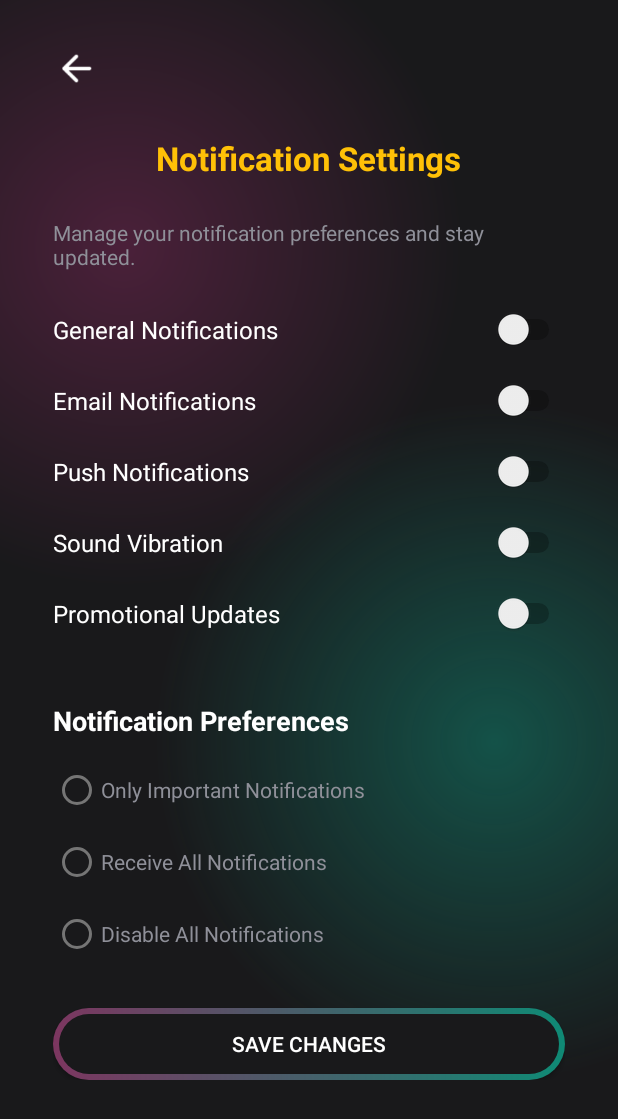
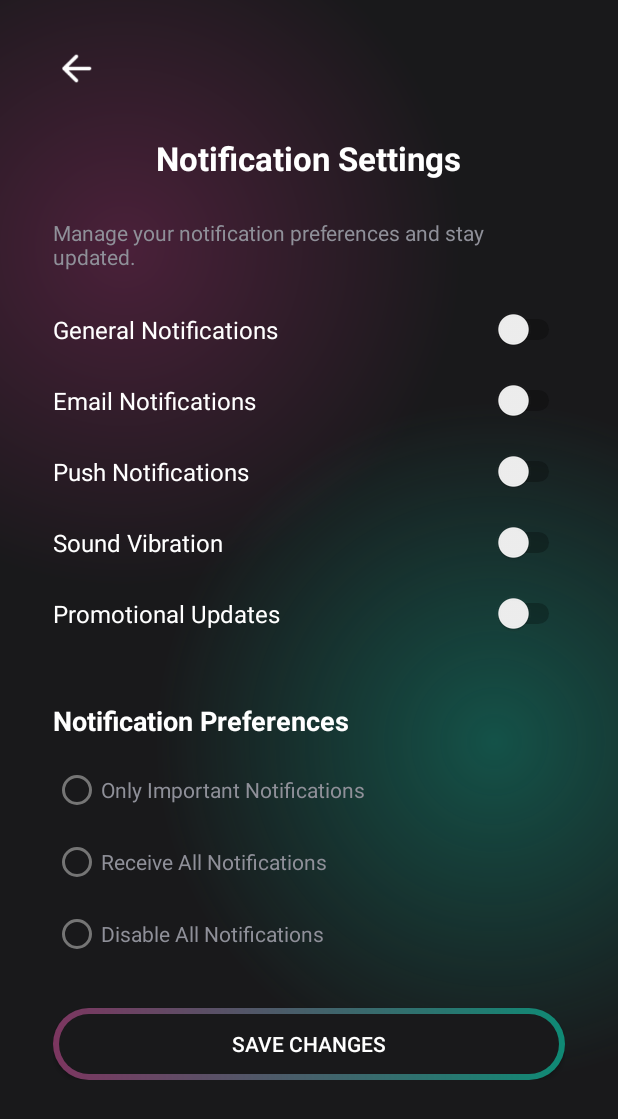
Before and after one commit to Alphaiii3/Life-under-Water, an Android app: the noti screen opened directly, with no data from a screen before it, on a phone screen of 412 x 824 dp. Shown: the top 1119 px of the screen. Run offline under Robolectric (Android 15) with nearby library versions, the phone set to English and light mode, and no system bars.

Commit message:
update user profile notification settings

```diff
--- a/app/src/main/res/layout/activity_noti.xml
+++ b/app/src/main/res/layout/activity_noti.xml
@@ -51,7 +51,7 @@
                 android:layout_gravity="center"
                 android:layout_marginTop="35dp"
                 android:text="Notification Settings"
-                android:textColor="#FFC107"
+                android:textColor="@color/white"
                 android:textSize="22sp"
                 android:textStyle="bold" />
 
```
